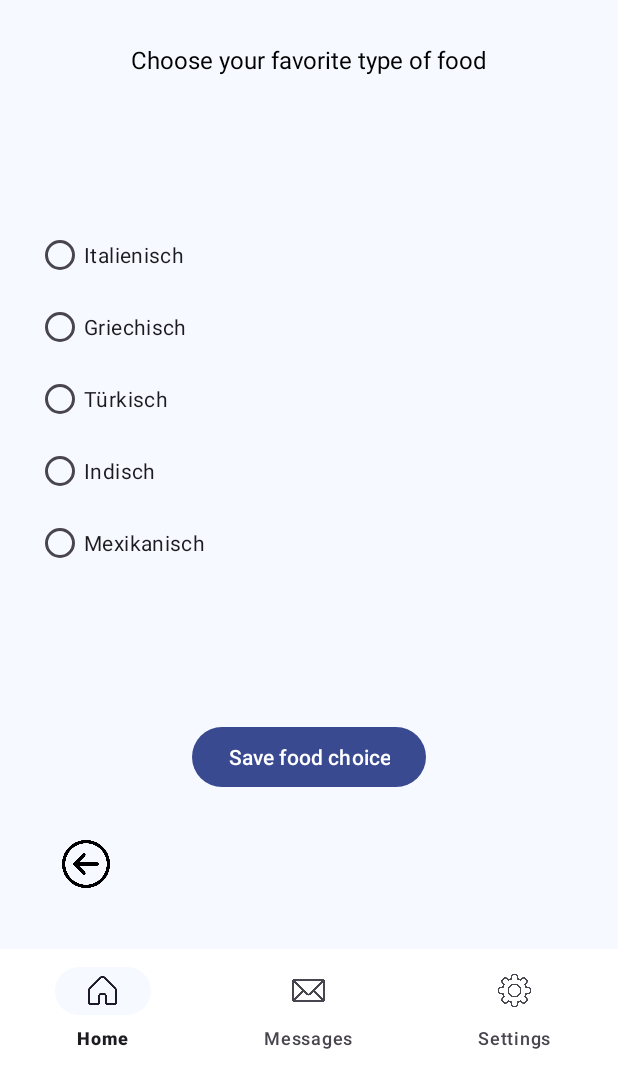
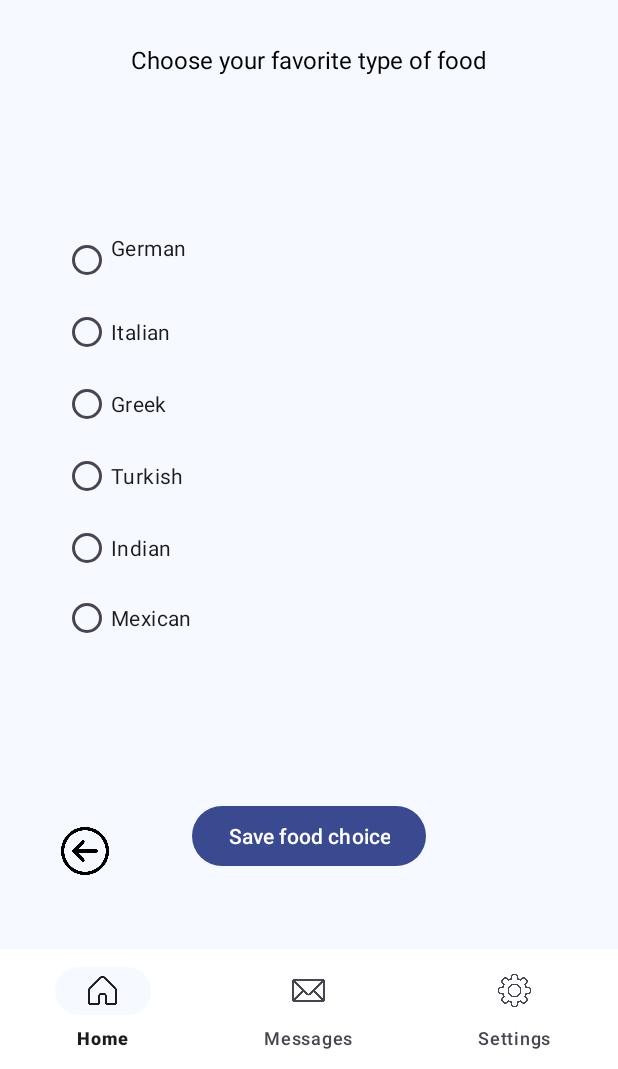
Before and after one commit to Toews-Collini/BoardGamerApp, an Android app built with Jetpack Compose: the FoodActivity screen opened directly, with no data from a screen before it, on a phone screen of 412 x 824 dp, the part 167-1236 px from its top. Run offline under Robolectric (Android 15) with nearby library versions, the light colour scheme and no system bars.

Commit message:
changes in suggestions, voting, rating, food

```diff
--- a/app/src/main/java/com/example/boardgamer/FoodActivity.java
+++ b/app/src/main/java/com/example/boardgamer/FoodActivity.java
@@ -2,17 +2,13 @@
 
 import android.os.Bundle;
 
-import androidx.activity.EdgeToEdge;
 import androidx.appcompat.app.AppCompatActivity;
-import androidx.core.graphics.Insets;
-import androidx.core.view.ViewCompat;
-import androidx.core.view.WindowInsetsCompat;
 
 public class FoodActivity extends AppCompatActivity {
 
     @Override
     protected void onCreate(Bundle savedInstanceState) {
         super.onCreate(savedInstanceState);
-        setContentView(R.layout.activity_food);
+        setContentView(R.layout.activity_food_choice);
     }
 }
--- a/app/src/main/res/layout/activity_food.xml
+++ /dev/null
@@ -1,139 +0,0 @@
-<?xml version="1.0" encoding="utf-8"?>
-<androidx.constraintlayout.widget.ConstraintLayout xmlns:android="http://schemas.android.com/apk/res/android"
-    xmlns:app="http://schemas.android.com/apk/res-auto"
-    xmlns:tools="http://schemas.android.com/tools"
-    android:id="@+id/food"
-    android:layout_width="match_parent"
-    android:layout_height="match_parent"
-    android:background="@color/background_blue"
-    tools:context=".FoodActivity">
-
-<ImageView
-    android:id="@+id/logo"
-    android:layout_width="60dp"
-    android:layout_height="60dp"
-    android:layout_marginStart="32dp"
-    android:contentDescription="@string/app_logo"
-    app:layout_constraintBottom_toBottomOf="parent"
-    app:layout_constraintEnd_toEndOf="parent"
-    app:layout_constraintHorizontal_bias="0.003"
-    app:layout_constraintStart_toStartOf="parent"
-    app:layout_constraintTop_toTopOf="parent"
-    app:layout_constraintVertical_bias="0.067"
-    app:srcCompat="@drawable/board_gamer_app_logo" />
-
-<ImageView
-    android:id="@+id/userIcon"
-    android:layout_width="20dp"
-    android:layout_height="20dp"
-    android:contentDescription="@string/userIcon"
-    app:layout_constraintBottom_toBottomOf="parent"
-    app:layout_constraintEnd_toEndOf="parent"
-    app:layout_constraintHorizontal_bias="0.869"
-    app:layout_constraintStart_toEndOf="@+id/logo"
-    app:layout_constraintTop_toTopOf="parent"
-    app:layout_constraintVertical_bias="0.091"
-    app:srcCompat="@drawable/user_icon" />
-
-<TextView
-    android:id="@+id/foodChoice"
-    android:layout_width="wrap_content"
-    android:layout_height="wrap_content"
-    android:layout_marginTop="140dp"
-    android:gravity="center"
-    android:text="@string/foodChoice"
-    android:textColor="@color/black"
-    android:textSize="16sp"
-    app:layout_constraintTop_toTopOf="parent"
-    app:layout_constraintStart_toStartOf="parent"
-    app:layout_constraintEnd_toEndOf="parent"/>
-
-
-    <RadioGroup
-        android:id="@+id/foodTypeGroup"
-        android:layout_width="match_parent"
-        android:layout_height="wrap_content"
-        android:layout_marginStart="24dp"
-        android:layout_marginEnd="24dp"
-        android:orientation="vertical"
-        app:layout_constraintBottom_toTopOf="@+id/saveFoodChoiceButton"
-        app:layout_constraintEnd_toEndOf="parent"
-        app:layout_constraintStart_toStartOf="parent"
-        app:layout_constraintTop_toBottomOf="@+id/foodChoice">
-
-        <RadioButton
-            android:id="@+id/italianOption"
-            android:layout_width="wrap_content"
-            android:layout_height="wrap_content"
-            android:text="Italienisch" />
-
-        <RadioButton
-            android:id="@+id/greekOption"
-            android:layout_width="wrap_content"
-            android:layout_height="wrap_content"
-            android:text="Griechisch" />
-
-        <RadioButton
-            android:id="@+id/turkishOption"
-            android:layout_width="wrap_content"
-            android:layout_height="wrap_content"
-            android:text="Türkisch" />
-
-        <RadioButton
-            android:id="@+id/indianOption"
-            android:layout_width="wrap_content"
-            android:layout_height="wrap_content"
-            android:text="Indisch" />
-
-        <RadioButton
-            android:id="@+id/mexicanOption"
-            android:layout_width="wrap_content"
-            android:layout_height="wrap_content"
-            android:text="Mexikanisch" />
-    </RadioGroup>
-
-    <Button
-        android:id="@+id/saveFoodChoiceButton"
-        android:layout_width="wrap_content"
-        android:layout_height="wrap_content"
-        android:layout_marginBottom="104dp"
-        android:text="@string/save_foodChoice"
-        app:layout_constraintBottom_toTopOf="@+id/bottom_navigation"
-        app:layout_constraintEnd_toEndOf="parent"
-        app:layout_constraintStart_toStartOf="parent" />
-
-    <ImageView
-        android:id="@+id/btnBack"
-        android:layout_width="48dp"
-        android:layout_height="48dp"
-        android:layout_marginTop="9dp"
-        android:background="?attr/selectableItemBackgroundBorderless"
-        android:contentDescription="@string/previous"
-        android:padding="8dp"
-        android:src="@drawable/arrow_back"
-        app:layout_constraintBottom_toTopOf="@+id/bottom_navigation"
-        app:layout_constraintEnd_toEndOf="parent"
-        app:layout_constraintHorizontal_bias="0.091"
-        app:layout_constraintStart_toStartOf="parent"
-        app:layout_constraintTop_toBottomOf="@+id/saveFoodChoiceButton"
-        app:layout_constraintVertical_bias="0.307" />
-
-    <com.google.android.material.bottomnavigation.BottomNavigationView
-    android:id="@+id/bottom_navigation"
-    android:layout_width="match_parent"
-    android:layout_height="wrap_content"
-    android:background="@color/white"
-    android:visibility="visible"
-    app:itemActiveIndicatorStyle="@style/CustomActiveIndicator"
-    app:itemIconSize="22dp"
-    app:itemRippleColor="@color/mid_blue"
-    app:itemTextAppearanceActiveBoldEnabled="true"
-    app:layout_constraintBottom_toBottomOf="parent"
-    app:layout_constraintEnd_toEndOf="parent"
-    app:layout_constraintHorizontal_bias="0.0"
-    app:layout_constraintStart_toStartOf="parent"
-    app:menu="@menu/bottom_navigation_menu"
-    tools:ignore="VisualLintBottomNav"
-    tools:visibility="visible" />
-
-</androidx.constraintlayout.widget.ConstraintLayout>
--- /dev/null
+++ b/app/src/main/res/layout/activity_food_choice.xml
@@ -0,0 +1,143 @@
+<?xml version="1.0" encoding="utf-8"?>
+<androidx.constraintlayout.widget.ConstraintLayout xmlns:android="http://schemas.android.com/apk/res/android"
+    xmlns:app="http://schemas.android.com/apk/res-auto"
+    xmlns:tools="http://schemas.android.com/tools"
+    android:id="@+id/food"
+    android:layout_width="match_parent"
+    android:layout_height="match_parent"
+    android:background="@color/background_blue"
+    tools:context=".FoodActivity">
+
+<ImageView
+    android:id="@+id/logo"
+    android:layout_width="60dp"
+    android:layout_height="60dp"
+    android:layout_marginStart="32dp"
+    android:contentDescription="@string/app_logo"
+    app:layout_constraintBottom_toBottomOf="parent"
+    app:layout_constraintEnd_toEndOf="parent"
+    app:layout_constraintHorizontal_bias="0.003"
+    app:layout_constraintStart_toStartOf="parent"
+    app:layout_constraintTop_toTopOf="parent"
+    app:layout_constraintVertical_bias="0.067"
+    app:srcCompat="@drawable/board_gamer_app_logo" />
+
+<ImageView
+    android:id="@+id/userIcon"
+    android:layout_width="20dp"
+    android:layout_height="20dp"
+    android:contentDescription="@string/userIcon"
+    app:layout_constraintBottom_toBottomOf="parent"
+    app:layout_constraintEnd_toEndOf="parent"
+    app:layout_constraintHorizontal_bias="0.869"
+    app:layout_constraintStart_toEndOf="@+id/logo"
+    app:layout_constraintTop_toTopOf="parent"
+    app:layout_constraintVertical_bias="0.091"
+    app:srcCompat="@drawable/user_icon" />
+
+<TextView
+    android:id="@+id/foodChoice"
+    android:layout_width="wrap_content"
+    android:layout_height="wrap_content"
+    android:layout_marginTop="140dp"
+    android:gravity="center"
+    android:text="@string/foodChoice"
+    android:textColor="@color/black"
+    android:textSize="16sp"
+    app:layout_constraintTop_toTopOf="parent"
+    app:layout_constraintStart_toStartOf="parent"
+    app:layout_constraintEnd_toEndOf="parent"/>
+
+
+    <RadioGroup
+        android:id="@+id/foodTypeGroup"
+        android:layout_width="328dp"
+        android:layout_height="285dp"
+        android:orientation="vertical"
+        app:layout_constraintBottom_toTopOf="@+id/saveFoodChoiceButton"
+        app:layout_constraintEnd_toEndOf="parent"
+        app:layout_constraintStart_toStartOf="parent"
+        app:layout_constraintTop_toBottomOf="@+id/foodChoice">
+
+        <RadioButton
+            android:id="@+id/germanOption"
+            android:layout_width="wrap_content"
+            android:layout_height="wrap_content"
+            android:text="@string/german" />
+
+        <RadioButton
+            android:id="@+id/italianOption"
+            android:layout_width="wrap_content"
+            android:layout_height="wrap_content"
+            android:text="@string/italian" />
+
+        <RadioButton
+            android:id="@+id/greekOption"
+            android:layout_width="wrap_content"
+            android:layout_height="wrap_content"
+            android:text="@string/greek" />
+
+        <RadioButton
+            android:id="@+id/turkishOption"
+            android:layout_width="wrap_content"
+            android:layout_height="wrap_content"
+            android:text="@string/turkish" />
+
+        <RadioButton
+            android:id="@+id/indianOption"
+            android:layout_width="wrap_content"
+            android:layout_height="wrap_content"
+            android:text="@string/indian" />
+
+        <RadioButton
+            android:id="@+id/mexicanOption"
+            android:layout_width="wrap_content"
+            android:layout_height="wrap_content"
+            android:text="@string/mexican" />
+    </RadioGroup>
+
+    <Button
+        android:id="@+id/saveFoodChoiceButton"
+        android:layout_width="wrap_content"
+        android:layout_height="wrap_content"
+        android:text="@string/save_foodChoice"
+        app:layout_constraintBottom_toBottomOf="parent"
+        app:layout_constraintEnd_toEndOf="parent"
+        app:layout_constraintStart_toStartOf="parent"
+        app:layout_constraintTop_toTopOf="parent"
+        app:layout_constraintVertical_bias="0.831" />
+
+    <ImageView
+        android:id="@+id/btnBack"
+        android:layout_width="48dp"
+        android:layout_height="48dp"
+        android:background="?attr/selectableItemBackgroundBorderless"
+        android:contentDescription="@string/previous"
+        android:padding="8dp"
+        android:src="@drawable/arrow_back"
+        app:layout_constraintBottom_toTopOf="@+id/bottom_navigation"
+        app:layout_constraintEnd_toEndOf="parent"
+        app:layout_constraintHorizontal_bias="0.09"
+        app:layout_constraintStart_toStartOf="parent"
+        app:layout_constraintTop_toTopOf="parent"
+        app:layout_constraintVertical_bias="0.941" />
+
+    <com.google.android.material.bottomnavigation.BottomNavigationView
+    android:id="@+id/bottom_navigation"
+    android:layout_width="match_parent"
+    android:layout_height="wrap_content"
+    android:background="@color/white"
+    android:visibility="visible"
+    app:itemActiveIndicatorStyle="@style/CustomActiveIndicator"
+    app:itemIconSize="22dp"
+    app:itemRippleColor="@color/mid_blue"
+    app:itemTextAppearanceActiveBoldEnabled="true"
+    app:layout_constraintBottom_toBottomOf="parent"
+    app:layout_constraintEnd_toEndOf="parent"
+    app:layout_constraintHorizontal_bias="0.0"
+    app:layout_constraintStart_toStartOf="parent"
+    app:menu="@menu/bottom_navigation_menu"
+    tools:ignore="VisualLintBottomNav"
+    tools:visibility="visible" />
+
+</androidx.constraintlayout.widget.ConstraintLayout>
--- a/app/src/main/res/layout/activity_rating.xml
+++ b/app/src/main/res/layout/activity_rating.xml
@@ -109,7 +109,7 @@
                         <com.google.android.material.textfield.TextInputEditText
                             android:layout_width="match_parent"
                             android:layout_height="wrap_content"
-                            android:hint="hint" />
+                            android:hint="@string/comment" />
                     </com.google.android.material.textfield.TextInputLayout>
 
                     <TextView
@@ -134,7 +134,7 @@
                         <com.google.android.material.textfield.TextInputEditText
                             android:layout_width="match_parent"
                             android:layout_height="wrap_content"
-                            android:hint="hint" />
+                            android:hint="@string/comment" />
                     </com.google.android.material.textfield.TextInputLayout>
 
                     <TextView
@@ -159,7 +159,7 @@
                         <com.google.android.material.textfield.TextInputEditText
                             android:layout_width="match_parent"
                             android:layout_height="wrap_content"
-                            android:hint="hint" />
+                            android:hint="@string/comment"/>
                     </com.google.android.material.textfield.TextInputLayout>
 
                 </LinearLayout>
--- a/app/src/main/res/values/strings.xml
+++ b/app/src/main/res/values/strings.xml
@@ -75,4 +75,12 @@
     <string name="no_data">No data</string>
     <string name="insert_error">Insert error</string>
     <string name="data_saved">Data saved</string>
+    <string name="votingDescription">Click the thumbs icon to switch between like, neutral, and dislike</string>
+    <string name="comment">Comment</string>
+    <string name="german">German\n</string>
+    <string name="italian">Italian</string>
+    <string name="greek">Greek</string>
+    <string name="turkish">Turkish</string>
+    <string name="indian">Indian</string>
+    <string name="mexican">Mexican</string>
 </resources>
```
Also changed, not shown: app/src/main/AndroidManifest.xml (+13 -11 lines), app/src/main/java/com/example/boardgamer/FoodChoiceOverview.java (added, +24 -0 lines), app/src/main/res/layout/activity_food_choice_overview.xml (added, +10 -0 lines), app/src/main/res/layout/activity_suggestions.xml (+3 -4 lines), app/src/main/res/layout/activity_voting.xml (+17 -4 lines), app/src/main/res/layout/item_voting_suggestion.xml (deleted, +0 -66 lines), 3 other files.
